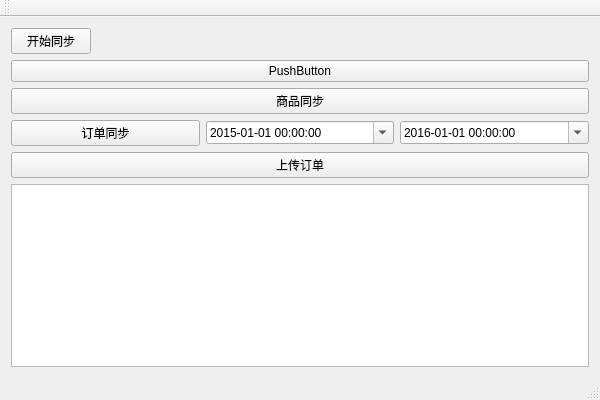
The window that ritao-kjt/mainwindow.ui (seahouse/ritao-kjt) describes before a commit, drawn with Qt 5.
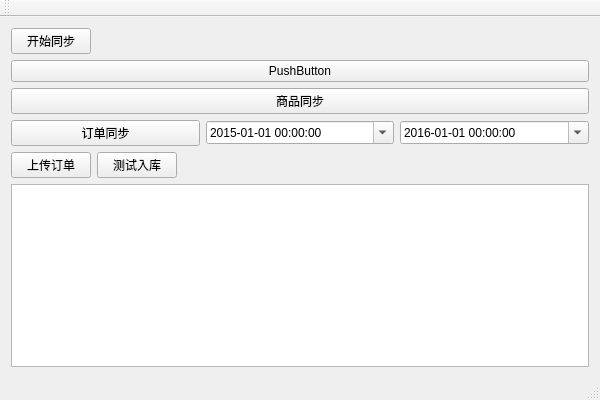
The same window after the commit.

What changed in the file:
```diff
--- a/ritao-kjt/mainwindow.ui
+++ b/ritao-kjt/mainwindow.ui
@@ -105,11 +105,35 @@
      </layout>
     </item>
     <item>
+     <layout class="QHBoxLayout" name="horizontalLayout_3">
+      <item>
      <widget class="QPushButton" name="pushButton_4">
       <property name="text">
        <string>上传订单</string>
       </property>
      </widget>
+      </item>
+      <item>
+       <widget class="QPushButton" name="pushButton_5">
+        <property name="text">
+         <string>测试入库</string>
+        </property>
+       </widget>
+      </item>
+      <item>
+       <spacer name="horizontalSpacer_2">
+        <property name="orientation">
+         <enum>Qt::Horizontal</enum>
+        </property>
+        <property name="sizeHint" stdset="0">
+         <size>
+          <width>40</width>
+          <height>20</height>
+         </size>
+        </property>
+       </spacer>
+      </item>
+     </layout>
     </item>
     <item>
      <widget class="QTextEdit" name="textEdit"/>
```
Lines whose indentation alone changed are shown as unchanged.
